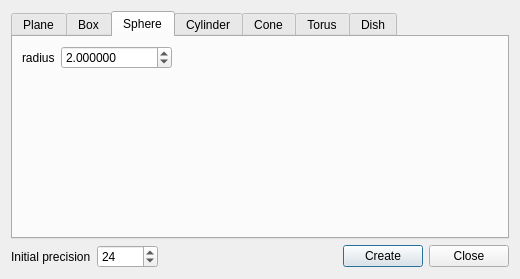
CloudCompare/CloudCompare, file qCC/ui_templates/primitiveFactoryDlg.ui: the form before one commit.
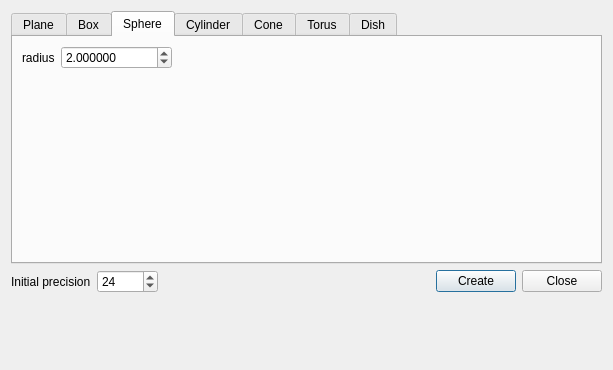
The form after the commit. Icons and pictures are not drawn.

Commit message: Change default size so tab labels aren't truncated

The edit to the form file:
```diff
--- a/qCC/ui_templates/primitiveFactoryDlg.ui
+++ b/qCC/ui_templates/primitiveFactoryDlg.ui
@@ -6,8 +6,8 @@
    <rect>
     <x>0</x>
     <y>0</y>
-    <width>520</width>
-    <height>270</height>
+    <width>613</width>
+    <height>370</height>
    </rect>
   </property>
   <property name="windowTitle">
```
